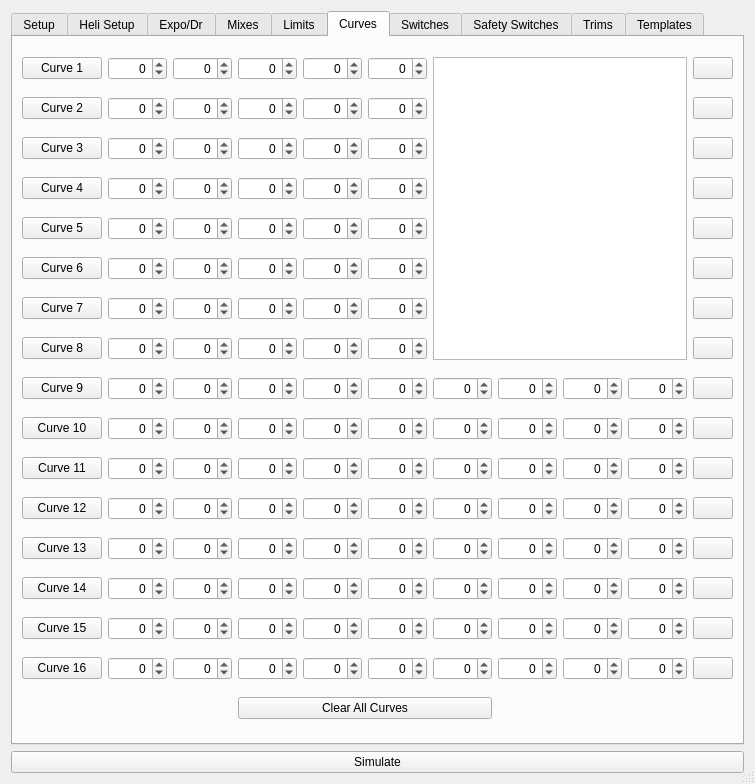
xhorizont/eepe, file src/modeledit.ui: the form before one commit.
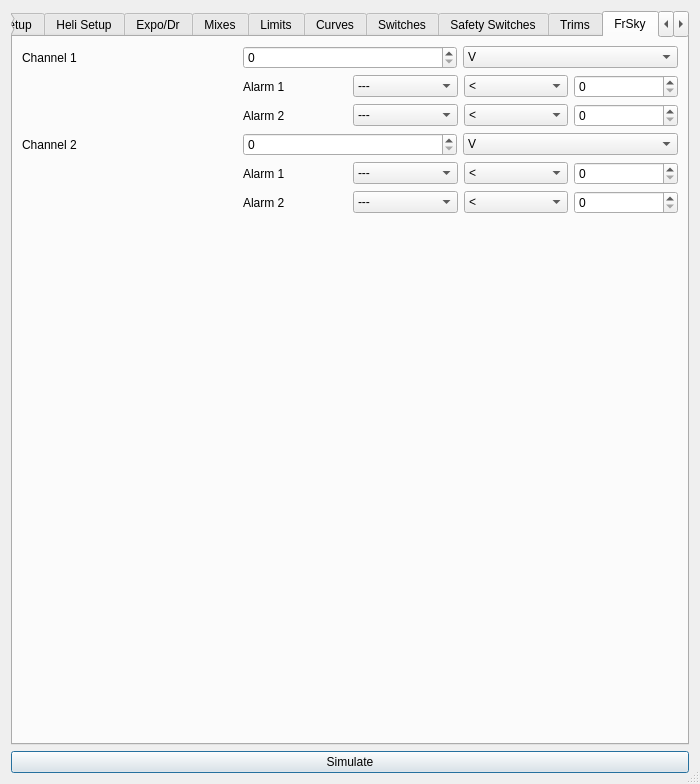
The form after the commit. Icons and pictures are not drawn.

What changed in the file:
```diff
--- a/src/modeledit.ui
+++ b/src/modeledit.ui
@@ -6,7 +6,7 @@
    <rect>
     <x>0</x>
     <y>0</y>
-    <width>755</width>
+    <width>700</width>
     <height>784</height>
    </rect>
   </property>
@@ -21,10 +21,21 @@
    <bool>true</bool>
   </property>
   <layout class="QGridLayout" name="gridLayout">
+   <item row="5" column="1">
+    <widget class="QPushButton" name="pushButton">
+     <property name="text">
+      <string>Simulate</string>
+     </property>
+     <property name="icon">
+      <iconset resource="eepe.qrc">
+       <normaloff>:/images/simulate.png</normaloff>:/images/simulate.png</iconset>
+     </property>
+    </widget>
+   </item>
    <item row="4" column="1">
     <widget class="QTabWidget" name="tabWidget">
      <property name="currentIndex">
-      <number>5</number>
+      <number>9</number>
      </property>
      <widget class="QWidget" name="tabModelSetup">
       <attribute name="title">
@@ -5932,6 +5943,326 @@
        </item>
       </layout>
      </widget>
+     <widget class="QWidget" name="tab">
+      <attribute name="title">
+       <string>FrSky</string>
+      </attribute>
+      <layout class="QVBoxLayout" name="verticalLayout">
+       <item>
+        <layout class="QGridLayout" name="gridLayout_22">
+         <item row="0" column="0">
+          <widget class="QLabel" name="label_104">
+           <property name="text">
+            <string>Channel 1</string>
+           </property>
+          </widget>
+         </item>
+         <item row="0" column="2">
+          <widget class="QComboBox" name="frsky_type_0">
+           <item>
+            <property name="text">
+             <string>V</string>
+            </property>
+           </item>
+           <item>
+            <property name="text">
+             <string>---</string>
+            </property>
+           </item>
+           <item>
+            <property name="text">
+             <string>---</string>
+            </property>
+           </item>
+           <item>
+            <property name="text">
+             <string>---</string>
+            </property>
+           </item>
+          </widget>
+         </item>
+         <item row="1" column="1" colspan="2">
+          <layout class="QGridLayout" name="gridLayout_21">
+           <item row="0" column="0">
+            <widget class="QLabel" name="label_105">
+             <property name="text">
+              <string>Alarm 1</string>
+             </property>
+            </widget>
+           </item>
+           <item row="0" column="1">
+            <widget class="QComboBox" name="frsky_level_0_0">
+             <item>
+              <property name="text">
+               <string>---</string>
+              </property>
+             </item>
+             <item>
+              <property name="text">
+               <string>Yellow</string>
+              </property>
+             </item>
+             <item>
+              <property name="text">
+               <string>Orange</string>
+              </property>
+             </item>
+             <item>
+              <property name="text">
+               <string>Red</string>
+              </property>
+             </item>
+            </widget>
+           </item>
+           <item row="0" column="2">
+            <widget class="QComboBox" name="frsky_gr_0_0">
+             <item>
+              <property name="text">
+               <string>&lt;</string>
+              </property>
+             </item>
+             <item>
+              <property name="text">
+               <string>&gt;</string>
+              </property>
+             </item>
+            </widget>
+           </item>
+           <item row="1" column="0">
+            <widget class="QLabel" name="label_109">
+             <property name="text">
+              <string>Alarm 2</string>
+             </property>
+            </widget>
+           </item>
+           <item row="1" column="1">
+            <widget class="QComboBox" name="frsky_level_0_1">
+             <item>
+              <property name="text">
+               <string>---</string>
+              </property>
+             </item>
+             <item>
+              <property name="text">
+               <string>Yellow</string>
+              </property>
+             </item>
+             <item>
+              <property name="text">
+               <string>Orange</string>
+              </property>
+             </item>
+             <item>
+              <property name="text">
+               <string>Red</string>
+              </property>
+             </item>
+            </widget>
+           </item>
+           <item row="1" column="2">
+            <widget class="QComboBox" name="frsky_gr_0_1">
+             <item>
+              <property name="text">
+               <string>&lt;</string>
+              </property>
+             </item>
+             <item>
+              <property name="text">
+               <string>&gt;</string>
+              </property>
+             </item>
+            </widget>
+           </item>
+           <item row="1" column="3">
+            <widget class="QSpinBox" name="frsky_val_0_1">
+             <property name="maximum">
+              <number>255</number>
+             </property>
+            </widget>
+           </item>
+           <item row="0" column="3">
+            <widget class="QSpinBox" name="frsky_val_0_0">
+             <property name="maximum">
+              <number>255</number>
+             </property>
+            </widget>
+           </item>
+          </layout>
+         </item>
+         <item row="0" column="1">
+          <widget class="QSpinBox" name="frsky_ratio_0">
+           <property name="maximum">
+            <number>255</number>
+           </property>
+          </widget>
+         </item>
+        </layout>
+       </item>
+       <item>
+        <layout class="QGridLayout" name="gridLayout_23">
+         <item row="0" column="0">
+          <widget class="QLabel" name="label_110">
+           <property name="text">
+            <string>Channel 2</string>
+           </property>
+          </widget>
+         </item>
+         <item row="0" column="2">
+          <widget class="QComboBox" name="frsky_type_1">
+           <item>
+            <property name="text">
+             <string>V</string>
+            </property>
+           </item>
+           <item>
+            <property name="text">
+             <string>---</string>
+            </property>
+           </item>
+           <item>
+            <property name="text">
+             <string>---</string>
+            </property>
+           </item>
+           <item>
+            <property name="text">
+             <string>---</string>
+            </property>
+           </item>
+          </widget>
+         </item>
+         <item row="1" column="1" colspan="2">
+          <layout class="QGridLayout" name="gridLayout_24">
+           <item row="0" column="0">
+            <widget class="QLabel" name="label_111">
+             <property name="text">
+              <string>Alarm 1</string>
+             </property>
+            </widget>
+           </item>
+           <item row="0" column="1">
+            <widget class="QComboBox" name="frsky_level_1_0">
+             <item>
+              <property name="text">
+               <string>---</string>
+              </property>
+             </item>
+             <item>
+              <property name="text">
+               <string>Yellow</string>
+              </property>
+             </item>
+             <item>
+              <property name="text">
+               <string>Orange</string>
+              </property>
+             </item>
+             <item>
+              <property name="text">
+               <string>Red</string>
+              </property>
+             </item>
+            </widget>
+           </item>
+           <item row="0" column="2">
+            <widget class="QComboBox" name="frsky_gr_1_0">
+             <item>
+              <property name="text">
+               <string>&lt;</string>
+              </property>
+             </item>
+             <item>
+              <property name="text">
+               <string>&gt;</string>
+              </property>
+             </item>
+            </widget>
+           </item>
+           <item row="1" column="0">
+            <widget class="QLabel" name="label_112">
+             <property name="text">
+              <string>Alarm 2</string>
+             </property>
+            </widget>
+           </item>
+           <item row="1" column="1">
+            <widget class="QComboBox" name="frsky_level_1_1">
+             <item>
+              <property name="text">
+               <string>---</string>
+              </property>
+             </item>
+             <item>
+              <property name="text">
+               <string>Yellow</string>
+              </property>
+             </item>
+             <item>
+              <property name="text">
+               <string>Orange</string>
+              </property>
+             </item>
+             <item>
+              <property name="text">
+               <string>Red</string>
+              </property>
+             </item>
+            </widget>
+           </item>
+           <item row="1" column="2">
+            <widget class="QComboBox" name="frsky_gr_1_1">
+             <item>
+              <property name="text">
+               <string>&lt;</string>
+              </property>
+             </item>
+             <item>
+              <property name="text">
+               <string>&gt;</string>
+              </property>
+             </item>
+            </widget>
+           </item>
+           <item row="1" column="3">
+            <widget class="QSpinBox" name="frsky_val_1_1">
+             <property name="maximum">
+              <number>255</number>
+             </property>
+            </widget>
+           </item>
+           <item row="0" column="3">
+            <widget class="QSpinBox" name="frsky_val_1_0">
+             <property name="maximum">
+              <number>255</number>
+             </property>
+            </widget>
+           </item>
+          </layout>
+         </item>
+         <item row="0" column="1">
+          <widget class="QSpinBox" name="frsky_ratio_1">
+           <property name="maximum">
+            <number>255</number>
+           </property>
+          </widget>
+         </item>
+        </layout>
+       </item>
+       <item>
+        <spacer name="verticalSpacer_2">
+         <property name="orientation">
+          <enum>Qt::Vertical</enum>
+         </property>
+         <property name="sizeHint" stdset="0">
+          <size>
+           <width>20</width>
+           <height>40</height>
+          </size>
+         </property>
+        </spacer>
+       </item>
+      </layout>
+     </widget>
      <widget class="QWidget" name="tabTemplates">
       <attribute name="title">
        <string>Templates</string>
@@ -5944,17 +6275,6 @@
      </widget>
     </widget>
    </item>
-   <item row="5" column="1">
-    <widget class="QPushButton" name="pushButton">
-     <property name="text">
-      <string>Simulate</string>
-     </property>
-     <property name="icon">
-      <iconset resource="eepe.qrc">
-       <normaloff>:/images/simulate.png</normaloff>:/images/simulate.png</iconset>
-     </property>
-    </widget>
-   </item>
   </layout>
  </widget>
  <tabstops>
```
